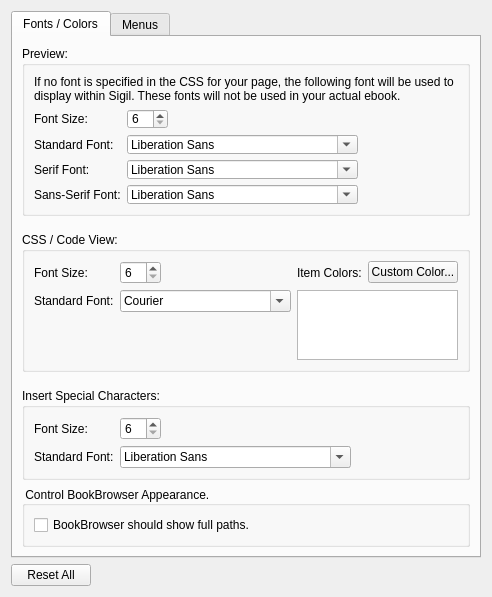
The window that src/Form_Files/PAppearanceWidget.ui (Sigil-Ebook/Sigil) describes before a commit, drawn with Qt 5.
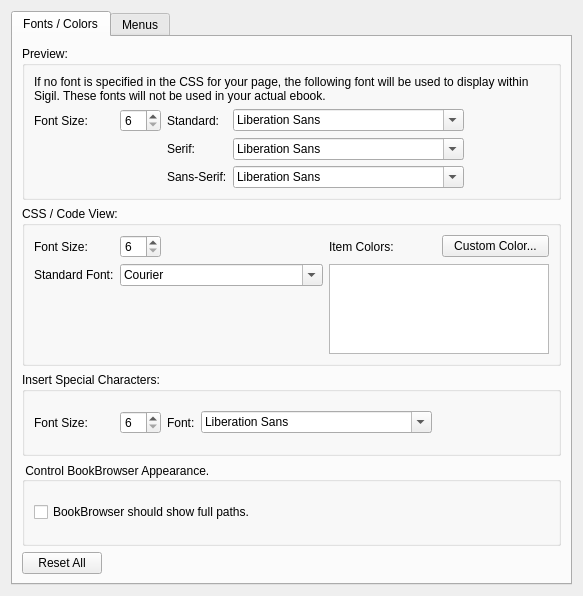
The same window after the commit.

Commit message: tweak all Preference widgets to be under 600x600

The edit to the form file:
```diff
--- a/src/Form_Files/PAppearanceWidget.ui
+++ b/src/Form_Files/PAppearanceWidget.ui
@@ -6,8 +6,8 @@
    <rect>
     <x>0</x>
     <y>0</y>
-    <width>425</width>
-    <height>512</height>
+    <width>583</width>
+    <height>596</height>
    </rect>
   </property>
   <property name="windowTitle">
@@ -47,37 +47,7 @@
            <layout class="QHBoxLayout" name="horizontalLayoutPV" stretch="0,0">
             <item>
              <layout class="QGridLayout" name="gridLayoutPV">
-              <item row="0" column="0">
-               <widget class="QLabel" name="labelPreviewFontSize">
-                <property name="minimumSize">
-                 <size>
-                  <width>80</width>
-                  <height>0</height>
-                 </size>
-                </property>
-                <property name="toolTip">
-                 <string>Default font size to be used for Preview
-if no font-size specified in your CSS</string>
-                </property>
-                <property name="text">
-                 <string>Font Size:</string>
-                </property>
-               </widget>
-              </item>
-              <item row="0" column="3">
-               <spacer name="horizontalSpacerPV">
-                <property name="orientation">
-                 <enum>Qt::Horizontal</enum>
-                </property>
-                <property name="sizeHint" stdset="0">
-                 <size>
-                  <width>0</width>
-                  <height>20</height>
-                 </size>
-                </property>
-               </spacer>
-              </item>
-              <item row="0" column="2">
+              <item row="0" column="1">
                <widget class="QSpinBox" name="previewFontSizeSpin">
                 <property name="minimum">
                  <number>6</number>
@@ -87,48 +57,78 @@
                 </property>
                </widget>
               </item>
-              <item row="1" column="0">
+              <item row="0" column="0">
+               <widget class="QLabel" name="labelPreviewFontSize">
+                <property name="minimumSize">
+                 <size>
+                  <width>80</width>
+                  <height>0</height>
+                 </size>
+                </property>
+                <property name="toolTip">
+                 <string>Default font size to be used for Preview
+if no font-size specified in your CSS</string>
+                </property>
+                <property name="text">
+                 <string>Font Size:</string>
+                </property>
+               </widget>
+              </item>
+              <item row="0" column="2">
                <widget class="QLabel" name="labelPreviewFontStandard">
                 <property name="toolTip">
                  <string>Default font family to be used for Preview
 if no font-family specified in your CSS</string>
                 </property>
                 <property name="text">
-                 <string>Standard Font:</string>
+                 <string>Standard:</string>
                 </property>
                </widget>
               </item>
-              <item row="1" column="2" colspan="2">
-               <widget class="QFontComboBox" name="cbPreviewFontStandard"/>
+              <item row="0" column="4">
+               <spacer name="horizontalSpacerPV">
+                <property name="orientation">
+                 <enum>Qt::Horizontal</enum>
+                </property>
+                <property name="sizeHint" stdset="0">
+                 <size>
+                  <width>0</width>
+                  <height>20</height>
+                 </size>
+                </property>
+               </spacer>
               </item>
-              <item row="2" column="0">
+              <item row="3" column="3">
+               <widget class="QFontComboBox" name="cbPreviewFontSerif"/>
+              </item>
+              <item row="3" column="2">
                <widget class="QLabel" name="labelPreviewFontSerif">
                 <property name="toolTip">
                  <string>Default font family to be used for Preview
 if a serif font-family specified in your CSS</string>
                 </property>
                 <property name="text">
-                 <string>Serif Font:</string>
+                 <string>Serif:</string>
                 </property>
                </widget>
               </item>
-              <item row="2" column="2" colspan="2">
-               <widget class="QFontComboBox" name="cbPreviewFontSerif"/>
+              <item row="0" column="3">
+               <widget class="QFontComboBox" name="cbPreviewFontStandard"/>
               </item>
-              <item row="3" column="0">
+              <item row="4" column="3">
+               <widget class="QFontComboBox" name="cbPreviewFontSansSerif"/>
+              </item>
+              <item row="4" column="2">
                <widget class="QLabel" name="labelPreviewFontSansSerif">
                 <property name="toolTip">
                  <string>Default font family to be used for Preview
 if a sans-serif font-family specified in your CSS</string>
                 </property>
                 <property name="text">
-                 <string>Sans-Serif Font:</string>
+                 <string>Sans-Serif:</string>
                 </property>
                </widget>
               </item>
-              <item row="3" column="2" colspan="2">
-               <widget class="QFontComboBox" name="cbPreviewFontSansSerif"/>
-              </item>
              </layout>
             </item>
             <item>
@@ -149,22 +149,6 @@
          </layout>
         </widget>
        </item>
-       <item>
-        <spacer name="verticalSpacerViews">
-         <property name="orientation">
-          <enum>Qt::Vertical</enum>
-         </property>
-         <property name="sizeType">
-          <enum>QSizePolicy::Fixed</enum>
-         </property>
-         <property name="sizeHint" stdset="0">
-          <size>
-           <width>0</width>
-           <height>10</height>
-          </size>
-         </property>
-        </spacer>
-       </item>
        <item>
         <widget class="QGroupBox" name="groupBoxCodeView">
          <property name="title">
@@ -274,22 +258,6 @@
          </layout>
         </widget>
        </item>
-       <item>
-        <spacer name="verticalSpacerSC">
-         <property name="orientation">
-          <enum>Qt::Vertical</enum>
-         </property>
-         <property name="sizeType">
-          <enum>QSizePolicy::Fixed</enum>
-         </property>
-         <property name="sizeHint" stdset="0">
-          <size>
-           <width>0</width>
-           <height>10</height>
-          </size>
-         </property>
-        </spacer>
-       </item>
        <item>
         <widget class="QGroupBox" name="groupBoxSpecialCharacter">
          <property name="title">
@@ -298,6 +266,19 @@
          <layout class="QHBoxLayout" name="horizontalLayoutSC" stretch="0,0">
           <item>
            <layout class="QGridLayout" name="gridLayoutSC">
+            <item row="0" column="4">
+             <spacer name="horizontalSpacerSC">
+              <property name="orientation">
+               <enum>Qt::Horizontal</enum>
+              </property>
+              <property name="sizeHint" stdset="0">
+               <size>
+                <width>0</width>
+                <height>20</height>
+               </size>
+              </property>
+             </spacer>
+            </item>
             <item row="0" column="0">
              <widget class="QLabel" name="labelSpecialCharacterFontSize">
               <property name="minimumSize">
@@ -315,19 +296,9 @@
              </widget>
             </item>
             <item row="0" column="3">
-             <spacer name="horizontalSpacerSC">
-              <property name="orientation">
-               <enum>Qt::Horizontal</enum>
-              </property>
-              <property name="sizeHint" stdset="0">
-               <size>
-                <width>0</width>
-                <height>20</height>
-               </size>
-              </property>
-             </spacer>
+             <widget class="QFontComboBox" name="cbSpecialCharacterFont"/>
             </item>
-            <item row="0" column="2">
+            <item row="0" column="1">
              <widget class="QSpinBox" name="specialCharacterFontSizeSpin">
               <property name="minimum">
                <number>6</number>
@@ -337,19 +308,13 @@
               </property>
              </widget>
             </item>
-            <item row="1" column="0">
-             <widget class="QLabel" name="labelSpecialCharacterFont">
-              <property name="toolTip">
-               <string>Font family to be used for Insert Special Characters window</string>
-              </property>
+            <item row="0" column="2">
+             <widget class="QLabel" name="label">
               <property name="text">
-               <string>Standard Font:</string>
+               <string>Font:</string>
               </property>
              </widget>
             </item>
-            <item row="1" column="2" colspan="2">
-             <widget class="QFontComboBox" name="cbSpecialCharacterFont"/>
-            </item>
            </layout>
           </item>
           <item>
@@ -400,17 +365,37 @@
 
 
        <item>
-        <spacer name="verticalSpacer">
-         <property name="orientation">
-          <enum>Qt::Vertical</enum>
-         </property>
-         <property name="sizeHint" stdset="0">
-          <size>
-           <width>20</width>
-           <height>0</height>
-          </size>
-         </property>
-        </spacer>
+        <layout class="QHBoxLayout" name="horizontalLayoutReset">
+         <item>
+          <widget class="QPushButton" name="resetAllButton">
+           <property name="sizePolicy">
+            <sizepolicy hsizetype="Preferred" vsizetype="Fixed">
+             <horstretch>0</horstretch>
+             <verstretch>0</verstretch>
+            </sizepolicy>
+           </property>
+           <property name="toolTip">
+            <string>Reset all fonts and colors to the default values</string>
+           </property>
+           <property name="text">
+            <string>Reset All</string>
+           </property>
+          </widget>
+         </item>
+         <item>
+          <spacer name="horizontalSpacer_2">
+           <property name="orientation">
+            <enum>Qt::Horizontal</enum>
+           </property>
+           <property name="sizeHint" stdset="0">
+            <size>
+             <width>40</width>
+             <height>20</height>
+            </size>
+           </property>
+          </spacer>
+         </item>
+        </layout>
        </item>
       </layout>
      </widget>
@@ -480,52 +465,6 @@
      </widget>
     </widget>
    </item>
-   <item>
-    <spacer name="verticalSpacerReset">
-     <property name="orientation">
-      <enum>Qt::Vertical</enum>
-     </property>
-     <property name="sizeHint" stdset="0">
-      <size>
-       <width>20</width>
-       <height>40</height>
-      </size>
-     </property>
-    </spacer>
-   </item>
-   <item>
-    <layout class="QHBoxLayout" name="horizontalLayoutReset">
-     <item>
-      <widget class="QPushButton" name="resetAllButton">
-       <property name="sizePolicy">
-        <sizepolicy hsizetype="Preferred" vsizetype="Fixed">
-         <horstretch>0</horstretch>
-         <verstretch>0</verstretch>
-        </sizepolicy>
-       </property>
-       <property name="toolTip">
-        <string>Reset all fonts and colors to the default values</string>
-       </property>
-       <property name="text">
-        <string>Reset All</string>
-       </property>
-      </widget>
-     </item>
-     <item>
-      <spacer name="horizontalSpacer_2">
-       <property name="orientation">
-        <enum>Qt::Horizontal</enum>
-       </property>
-       <property name="sizeHint" stdset="0">
-        <size>
-         <width>40</width>
-         <height>20</height>
-        </size>
-       </property>
-      </spacer>
-     </item>
-    </layout>
-   </item>
   </layout>
  </widget>
  <resources/>
```
Left out of the diff: 3 changed lines with no effect on the pictures. The commit also changes 6 other files.
